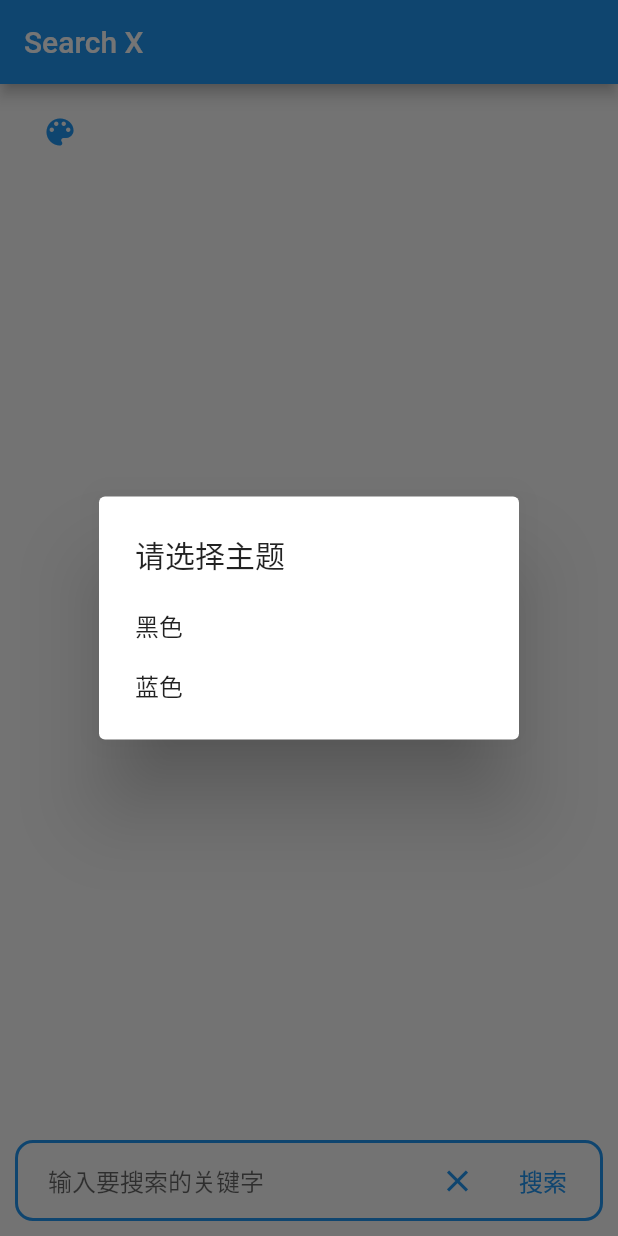
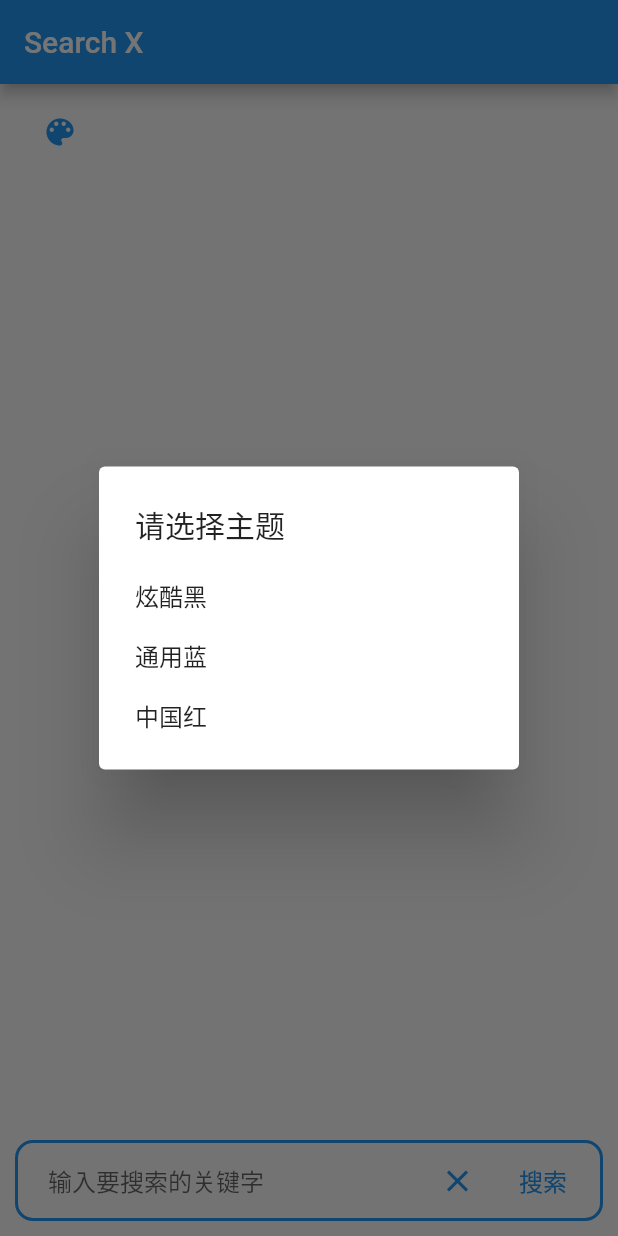
Before and after one commit to changer0/search_x, a Flutter app: the screen it shows after launch, after a tap on the "color lens" icon, on a phone screen of 412 x 824 dp. Run offline on Flutter 3.47's test engine with Material 2 defaults, Android fonts, the phone set to English and light mode, and no system bars; our stand-ins replace dio, fluttertoast, shared_preferences, webview_flutter.

Commit message:
增加红色主题色

```diff
--- a/lib/main.dart
+++ b/lib/main.dart
@@ -330,13 +330,19 @@ class _HomePageState extends State<HomePage> {
                 onPressed: () {
                   Navigator.pop(context, 1);
                 },
-                child: Text("黑色"),
+                child: Text("炫酷黑"),
               ),
               SimpleDialogOption(
                 onPressed: () {
                   Navigator.pop(context, 2);
                 },
-                child: Text("蓝色"),
+                child: Text("通用蓝"),
+              ),
+              SimpleDialogOption(
+                onPressed: () {
+                  Navigator.pop(context, 3);
+                },
+                child: Text("中国红"),
               ),
             ],
           );
@@ -351,6 +357,11 @@ class _HomePageState extends State<HomePage> {
         case 2:
           {
             _changeTheme(context, ThemeConfig.BLUE);
+            break;
+          }
+        case 3:
+          {
+            _changeTheme(context, ThemeConfig.RED);
             break;
           }
       }
@@ -401,7 +412,8 @@ class _HomePageState extends State<HomePage> {
           child: Text(
             e.title,
             maxLines: 1,
-            style: TextStyle(color: SearchXTheme.of(context).primaryTitleTextColor),
+            style: TextStyle(
+                color: SearchXTheme.of(context).primaryTitleTextColor),
             textAlign: TextAlign.center,
             overflow: TextOverflow.ellipsis, //省略号
           ),
--- a/lib/theme_config.dart
+++ b/lib/theme_config.dart
@@ -12,7 +12,7 @@ class SearchXThemeData {
       {this.primaryColor = Colors.red,
       this.accentColor = Colors.red,
       this.buttonPressColor = Colors.red,
-      this.hintColor = Colors.red,
+      this.hintColor = Colors.grey,
       this.primaryTitleTextColor = Colors.white});
 
   @override
@@ -109,6 +109,7 @@ class SearchXTheme extends InheritedWidget{
 class ThemeConfig {
   static const String BLACK = "black";
   static const String BLUE = "blue";
+  static const String RED = "red";
 
   static SearchXThemeData defaultTheme = SearchXThemeData(
       primaryColor: Colors.blue[500] ?? Colors.blue,
@@ -117,6 +118,12 @@ class ThemeConfig {
       primaryTitleTextColor: Colors.white);
 
   static Map<String, SearchXThemeData> themeMap = {
+    RED: SearchXThemeData(
+      primaryColor: Colors.red,
+      accentColor: Colors.red,
+      buttonPressColor: Colors.red[50]??Colors.red,
+      primaryTitleTextColor: Colors.white,
+    ),
     BLACK: SearchXThemeData(
       primaryColor: Colors.black,
       accentColor: Colors.black,
```
